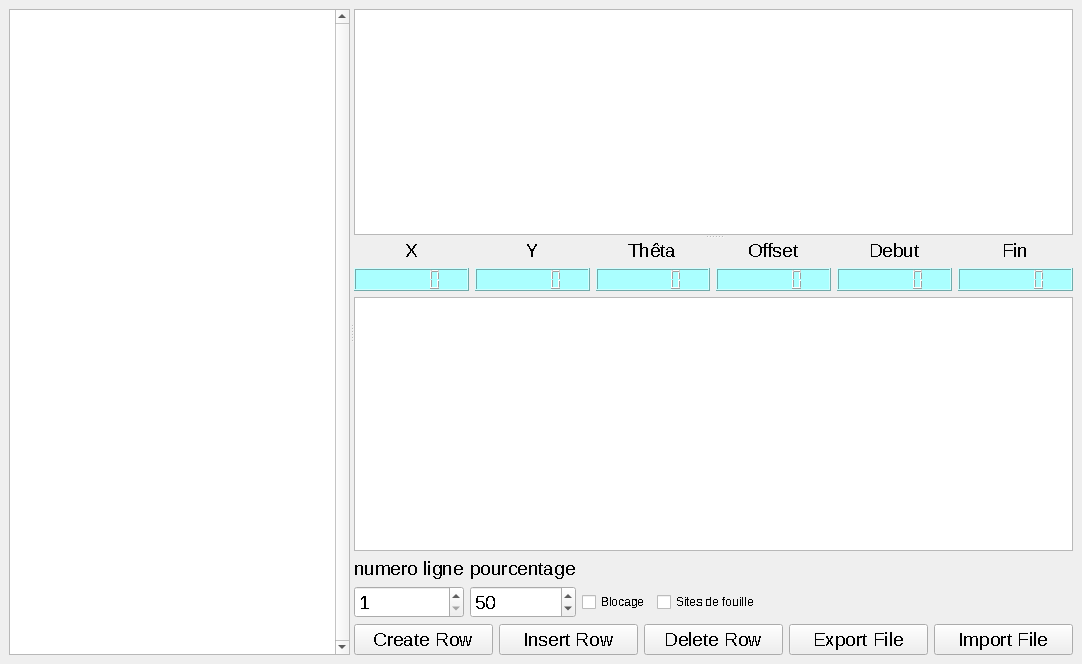
Qt form mainwindow.ui (ekey29/editeur_strategie_2022) before a commit.
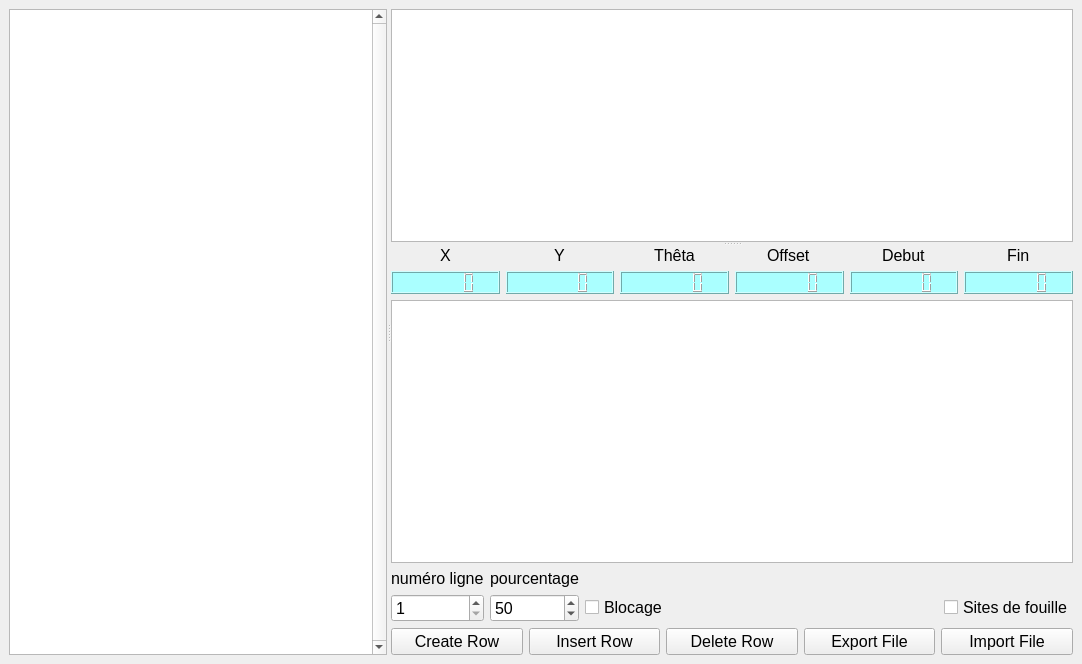
The same form after that commit. Custom widgets are drawn as their Qt base class.

Commit message: Mise en forme de la fenêtre (suite) Ajout de la classe MyQGraphicsView pour gérer la mise à l'échelle de la zone graphique Promotion de la QGraphicsView de la Form de la MainWindow en MyQGraphicsView

The edit to the form file:
```diff
--- a/mainwindow.ui
+++ b/mainwindow.ui
@@ -100,10 +100,16 @@
         <property name="enabled">
          <bool>true</bool>
         </property>
+        <property name="sizePolicy">
+         <sizepolicy hsizetype="Expanding" vsizetype="Expanding">
+          <horstretch>0</horstretch>
+          <verstretch>0</verstretch>
+         </sizepolicy>
+        </property>
         <property name="minimumSize">
          <size>
-          <width>599</width>
-          <height>87</height>
+          <width>0</width>
+          <height>0</height>
          </size>
         </property>
         <property name="mouseTracking">
@@ -137,6 +143,13 @@
                <verstretch>0</verstretch>
               </sizepolicy>
              </property>
+             <property name="font">
+              <font>
+               <family>Liberation Sans</family>
+               <pointsize>12</pointsize>
+               <stylestrategy>PreferAntialias</stylestrategy>
+              </font>
+             </property>
              <property name="layoutDirection">
               <enum>Qt::RightToLeft</enum>
              </property>
@@ -153,6 +166,13 @@
                <verstretch>0</verstretch>
               </sizepolicy>
              </property>
+             <property name="font">
+              <font>
+               <family>Liberation Sans</family>
+               <pointsize>12</pointsize>
+               <stylestrategy>PreferAntialias</stylestrategy>
+              </font>
+             </property>
              <property name="text">
               <string>Y</string>
              </property>
@@ -166,6 +186,13 @@
                <verstretch>0</verstretch>
               </sizepolicy>
              </property>
+             <property name="font">
+              <font>
+               <family>Liberation Sans</family>
+               <pointsize>12</pointsize>
+               <stylestrategy>PreferAntialias</stylestrategy>
+              </font>
+             </property>
              <property name="text">
               <string>Thêta</string>
              </property>
@@ -179,6 +206,13 @@
                <verstretch>0</verstretch>
               </sizepolicy>
              </property>
+             <property name="font">
+              <font>
+               <family>Liberation Sans</family>
+               <pointsize>12</pointsize>
+               <stylestrategy>PreferAntialias</stylestrategy>
+              </font>
+             </property>
              <property name="text">
               <string>Offset</string>
              </property>
@@ -192,6 +226,13 @@
                <verstretch>0</verstretch>
               </sizepolicy>
              </property>
+             <property name="font">
+              <font>
+               <family>Liberation Sans</family>
+               <pointsize>12</pointsize>
+               <stylestrategy>PreferAntialias</stylestrategy>
+              </font>
+             </property>
              <property name="text">
               <string>Debut</string>
              </property>
@@ -205,6 +246,13 @@
                <verstretch>0</verstretch>
               </sizepolicy>
              </property>
+             <property name="font">
+              <font>
+               <family>Liberation Sans</family>
+               <pointsize>12</pointsize>
+               <stylestrategy>PreferAntialias</stylestrategy>
+              </font>
+             </property>
              <property name="text">
               <string>Fin</string>
              </property>
@@ -223,7 +271,7 @@
                <weight>50</weight>
                <italic>false</italic>
                <bold>false</bold>
-               <stylestrategy>NoAntialias</stylestrategy>
+               <stylestrategy>PreferAntialias</stylestrategy>
                <kerning>false</kerning>
               </font>
              </property>
@@ -246,7 +294,7 @@
                <weight>50</weight>
                <italic>false</italic>
                <bold>false</bold>
-               <stylestrategy>NoAntialias</stylestrategy>
+               <stylestrategy>PreferAntialias</stylestrategy>
                <kerning>false</kerning>
               </font>
              </property>
@@ -269,7 +317,7 @@
                <weight>50</weight>
                <italic>false</italic>
                <bold>false</bold>
-               <stylestrategy>NoAntialias</stylestrategy>
+               <stylestrategy>PreferAntialias</stylestrategy>
                <kerning>false</kerning>
               </font>
              </property>
@@ -292,7 +340,7 @@
                <weight>50</weight>
                <italic>false</italic>
                <bold>false</bold>
-               <stylestrategy>NoAntialias</stylestrategy>
+               <stylestrategy>PreferAntialias</stylestrategy>
                <kerning>false</kerning>
               </font>
              </property>
@@ -315,7 +363,7 @@
                <weight>50</weight>
                <italic>false</italic>
                <bold>false</bold>
-               <stylestrategy>NoAntialias</stylestrategy>
+               <stylestrategy>PreferAntialias</stylestrategy>
                <kerning>false</kerning>
               </font>
              </property>
@@ -338,7 +386,7 @@
                <weight>50</weight>
                <italic>false</italic>
                <bold>false</bold>
-               <stylestrategy>NoAntialias</stylestrategy>
+               <stylestrategy>PreferAntialias</stylestrategy>
                <kerning>false</kerning>
               </font>
              </property>
@@ -358,9 +406,16 @@
           <widget class="QTextBrowser" name="textBrowser"/>
          </item>
          <item>
-          <layout class="QGridLayout" name="gridLayout" columnstretch="0,0,0,0,0">
+          <layout class="QGridLayout" name="gridLayout" columnstretch="0,0,0,0,0,0">
            <item row="1" column="0">
             <widget class="QSpinBox" name="Blocage_ligne">
+             <property name="font">
+              <font>
+               <family>Liberation Sans</family>
+               <pointsize>12</pointsize>
+               <stylestrategy>PreferAntialias</stylestrategy>
+              </font>
+             </property>
              <property name="minimum">
               <number>1</number>
              </property>
@@ -372,10 +427,46 @@
              </property>
             </widget>
            </item>
-           <item row="0" column="1">
-            <widget class="QLabel" name="label_9">
+           <item row="0" column="0">
+            <widget class="QLabel" name="label_7">
+             <property name="font">
+              <font>
+               <family>Liberation Sans</family>
+               <pointsize>12</pointsize>
+               <stylestrategy>PreferAntialias</stylestrategy>
+              </font>
+             </property>
+             <property name="layoutDirection">
+              <enum>Qt::RightToLeft</enum>
+             </property>
              <property name="text">
-              <string>pourcentage</string>
+              <string>numéro ligne</string>
+             </property>
+            </widget>
+           </item>
+           <item row="1" column="5">
+            <widget class="QCheckBox" name="checkBox">
+             <property name="enabled">
+              <bool>true</bool>
+             </property>
+             <property name="font">
+              <font>
+               <family>Liberation Sans</family>
+               <pointsize>12</pointsize>
+               <weight>50</weight>
+               <italic>false</italic>
+               <bold>false</bold>
+               <stylestrategy>PreferAntialias</stylestrategy>
+              </font>
+             </property>
+             <property name="text">
+              <string>Sites de fouille</string>
+             </property>
+             <property name="iconSize">
+              <size>
+               <width>16</width>
+               <height>16</height>
+              </size>
              </property>
             </widget>
            </item>
@@ -386,11 +477,12 @@
              </property>
              <property name="font">
               <font>
-               <pointsize>9</pointsize>
+               <family>Liberation Sans</family>
+               <pointsize>12</pointsize>
                <weight>50</weight>
                <italic>false</italic>
                <bold>false</bold>
-               <stylestrategy>NoAntialias</stylestrategy>
+               <stylestrategy>PreferAntialias</stylestrategy>
               </font>
              </property>
              <property name="text">
@@ -404,49 +496,35 @@
              </property>
             </widget>
            </item>
-           <item row="0" column="0">
-            <widget class="QLabel" name="label_7">
-             <property name="layoutDirection">
-              <enum>Qt::RightToLeft</enum>
+           <item row="0" column="1">
+            <widget class="QLabel" name="label_9">
+             <property name="font">
+              <font>
+               <family>Liberation Sans</family>
+               <pointsize>12</pointsize>
+               <stylestrategy>PreferAntialias</stylestrategy>
+              </font>
              </property>
              <property name="text">
-              <string>numero ligne</string>
+              <string>pourcentage</string>
              </property>
             </widget>
            </item>
            <item row="1" column="1">
             <widget class="QSpinBox" name="Blocage_pourcentage">
+             <property name="font">
+              <font>
+               <family>Liberation Sans</family>
+               <pointsize>12</pointsize>
+               <stylestrategy>PreferAntialias</stylestrategy>
+              </font>
+             </property>
              <property name="value">
               <number>50</number>
              </property>
             </widget>
            </item>
            <item row="1" column="3">
-            <widget class="QCheckBox" name="checkBox">
-             <property name="enabled">
-              <bool>true</bool>
-             </property>
-             <property name="font">
-              <font>
-               <pointsize>9</pointsize>
-               <weight>50</weight>
-               <italic>false</italic>
-               <bold>false</bold>
-               <stylestrategy>NoAntialias</stylestrategy>
-              </font>
-             </property>
-             <property name="text">
-              <string>Sites de fouille</string>
-             </property>
-             <property name="iconSize">
-              <size>
-               <width>16</width>
-               <height>16</height>
-              </size>
-             </property>
-            </widget>
-           </item>
-           <item row="1" column="4">
             <spacer name="horizontalSpacer">
              <property name="orientation">
               <enum>Qt::Horizontal</enum>
@@ -465,6 +543,13 @@
           <layout class="QHBoxLayout" name="horizontalLayout">
            <item>
             <widget class="QPushButton" name="CreateRowButton">
+             <property name="font">
+              <font>
+               <family>Liberation Sans</family>
+               <pointsize>12</pointsize>
+               <stylestrategy>PreferAntialias</stylestrategy>
+              </font>
+             </property>
              <property name="text">
               <string>Create Row</string>
              </property>
@@ -472,6 +557,13 @@
            </item>
            <item>
             <widget class="QPushButton" name="InsertRowButton">
+             <property name="font">
+              <font>
+               <family>Liberation Sans</family>
+               <pointsize>12</pointsize>
+               <stylestrategy>PreferAntialias</stylestrategy>
+              </font>
+             </property>
              <property name="text">
               <string>Insert Row</string>
              </property>
@@ -479,6 +571,13 @@
            </item>
            <item>
             <widget class="QPushButton" name="DeleteRowButton">
+             <property name="font">
+              <font>
+               <family>Liberation Sans</family>
+               <pointsize>12</pointsize>
+               <stylestrategy>PreferAntialias</stylestrategy>
+              </font>
+             </property>
              <property name="text">
               <string>Delete Row</string>
              </property>
@@ -486,6 +585,13 @@
            </item>
            <item>
             <widget class="QPushButton" name="ExportFileButton">
+             <property name="font">
+              <font>
+               <family>Liberation Sans</family>
+               <pointsize>12</pointsize>
+               <stylestrategy>PreferAntialias</stylestrategy>
+              </font>
+             </property>
              <property name="text">
               <string>Export File</string>
              </property>
@@ -493,6 +599,13 @@
            </item>
            <item>
             <widget class="QPushButton" name="ImportFileButton">
+             <property name="font">
+              <font>
+               <family>Liberation Sans</family>
+               <pointsize>12</pointsize>
+               <stylestrategy>PreferAntialias</stylestrategy>
+              </font>
+             </property>
              <property name="text">
               <string>Import File</string>
              </property>
@@ -514,6 +627,11 @@
    <extends>QTableView</extends>
    <header location="global">myqtableview.h</header>
   </customwidget>
+  <customwidget>
+   <class>MyQGraphicsView</class>
+   <extends>QGraphicsView</extends>
+   <header location="global">myqgraphicsview.h</header>
+  </customwidget>
  </customwidgets>
  <resources/>
  <connections/>
```
Left out of the diff: 2 changed lines with no effect on the pictures. The commit also changes 3 other files.
